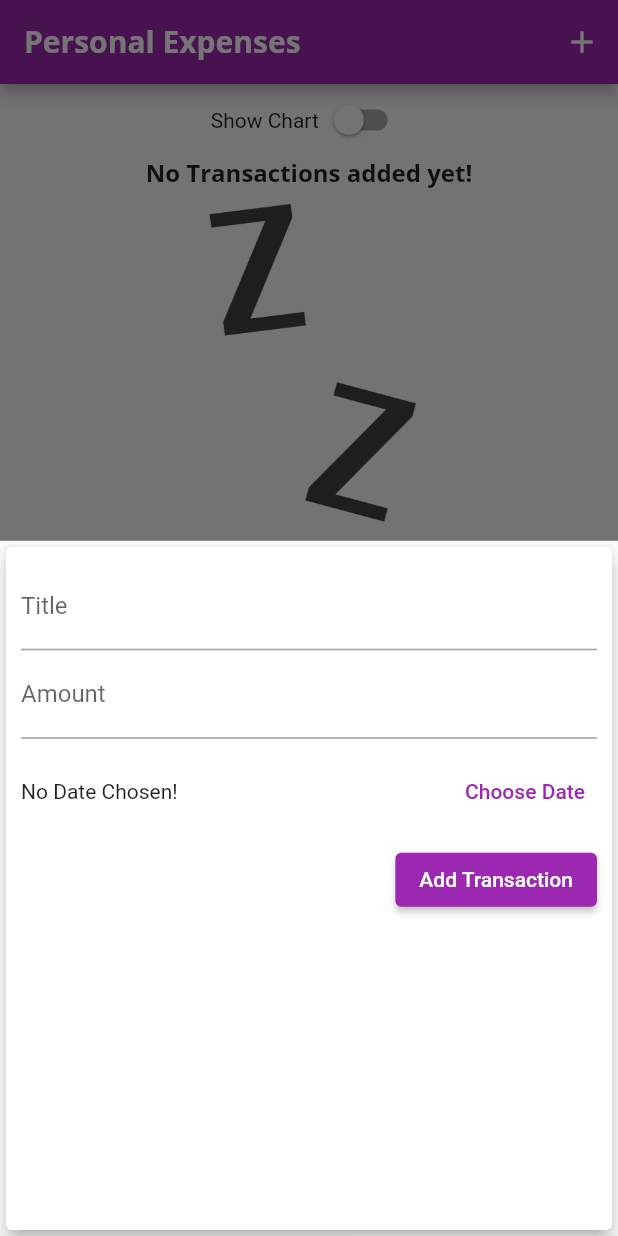
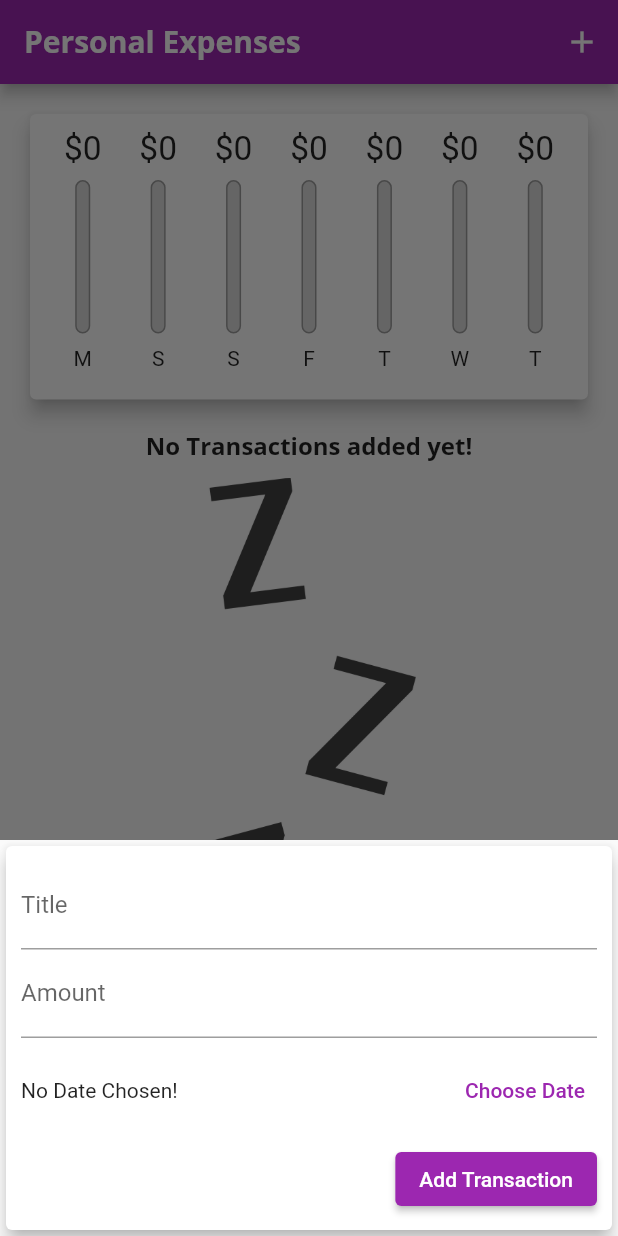
Before and after one commit to ductuanUET/personal_expenses_app, a Flutter app: the screen it shows after launch, after a tap on the "add" icon, on a phone screen of 412 x 824 dp. Run offline on Flutter 3.47's test engine with Material 2 defaults, Android fonts, the phone set to English and light mode, and no system bars.

Commit message:
Update lanscape mode

```diff
--- a/lib/main.dart
+++ b/lib/main.dart
@@ -107,6 +107,7 @@ class _MyHomePageState extends State<MyHomePage> {
 
   @override
   Widget build(BuildContext context) {
+    final isLandscape = MediaQuery.of(context).orientation == Orientation.landscape;
     final appBar = AppBar(
       title: Text('Personal Expenses'),
       actions: [
@@ -115,6 +116,15 @@ class _MyHomePageState extends State<MyHomePage> {
             icon: Icon(Icons.add))
       ],
     );
+
+    final txListWidget = Container(
+                    height: (MediaQuery.of(context).size.height -
+                            appBar.preferredSize.height -
+                            MediaQuery.of(context).padding.top) *
+                        0.7,
+                    child:
+                        TransactionList(_userTransactions, _deleteTransaction),
+                  );
     return Scaffold(
       appBar: appBar,
       body: SingleChildScrollView(
@@ -122,7 +132,7 @@ class _MyHomePageState extends State<MyHomePage> {
           //mainAxisAlignment: MainAxisAlignment.start,
           crossAxisAlignment: CrossAxisAlignment.stretch,
           children: <Widget>[
-            Row(
+            if(isLandscape) Row(
               mainAxisAlignment: MainAxisAlignment.center,
               children: [
                 Text('Show Chart'),
@@ -135,7 +145,15 @@ class _MyHomePageState extends State<MyHomePage> {
                     })
               ],
             ),
-            _showChart
+            if(!isLandscape) Container(
+                    height: (MediaQuery.of(context).size.height -
+                            appBar.preferredSize.height -
+                            MediaQuery.of(context).padding.top) *
+                        0.3,
+                    child: Chart(_userTransactions),
+                  ),
+            if(!isLandscape) txListWidget,
+            if(isLandscape) _showChart
                 ? Container(
                     height: (MediaQuery.of(context).size.height -
                             appBar.preferredSize.height -
@@ -143,14 +161,7 @@ class _MyHomePageState extends State<MyHomePage> {
                         0.7,
                     child: Chart(_userTransactions),
                   )
-                : Container(
-                    height: (MediaQuery.of(context).size.height -
-                            appBar.preferredSize.height -
-                            MediaQuery.of(context).padding.top) *
-                        0.7,
-                    child:
-                        TransactionList(_userTransactions, _deleteTransaction),
-                  ),
+                : txListWidget
           ],
         ),
       ),
--- a/lib/widgets/new_transaction.dart
+++ b/lib/widgets/new_transaction.dart
@@ -16,7 +16,7 @@ class _NewTransactionState extends State<NewTransaction> {
   DateTime? _selectedDate;
 
   void _submitData() {
-    if(_amountController.text.isEmpty) {
+    if (_amountController.text.isEmpty) {
       return;
     }
     final enteredTitle = _titleController.text;
@@ -54,10 +54,15 @@ class _NewTransactionState extends State<NewTransaction> {
 
   @override
   Widget build(BuildContext context) {
-    return Card(
+    return SingleChildScrollView(
+      child: Card(
           elevation: 5,
           child: Container(
-          padding: EdgeInsets.all(10),
+            padding: EdgeInsets.only(
+                top: 10,
+                left: 10,
+                right: 10,
+                bottom: MediaQuery.of(context).viewInsets.bottom + 10),
             child: Column(
               crossAxisAlignment: CrossAxisAlignment.end,
               children: [
@@ -98,6 +103,7 @@ class _NewTransactionState extends State<NewTransaction> {
                 )
               ],
             ),
-        ));
+          )),
+    );
   }
 }
--- a/lib/widgets/transaction_list.dart
+++ b/lib/widgets/transaction_list.dart
@@ -48,7 +48,15 @@ class TransactionList extends StatelessWidget {
                     subtitle: Text(
                       DateFormat.yMMMd().format(transactions[index].date!),
                     ),
-                    trailing: IconButton(
+                    trailing:  MediaQuery.of(context).size.width > 480
+                    ? TextButton.icon(
+                      icon: Icon(Icons.delete),
+                      label: Text('Delete'),
+                      style: TextButton.styleFrom(foregroundColor: Theme.of(context).errorColor),
+                      onPressed: () => deleteTx(transactions[index].id),
+                      )
+
+                    : IconButton(
                       icon: Icon(Icons.delete),
                       color: Theme.of(context).errorColor,
                       onPressed: () => deleteTx(transactions[index].id),
```
Lines whose indentation alone changed are shown as unchanged.
